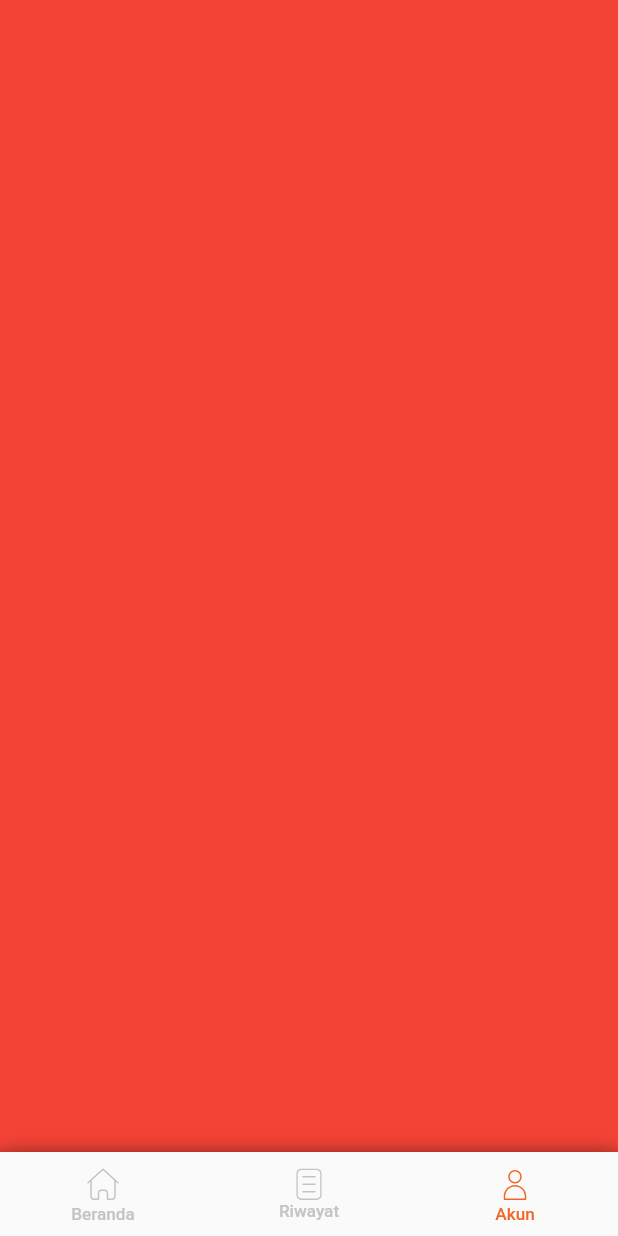
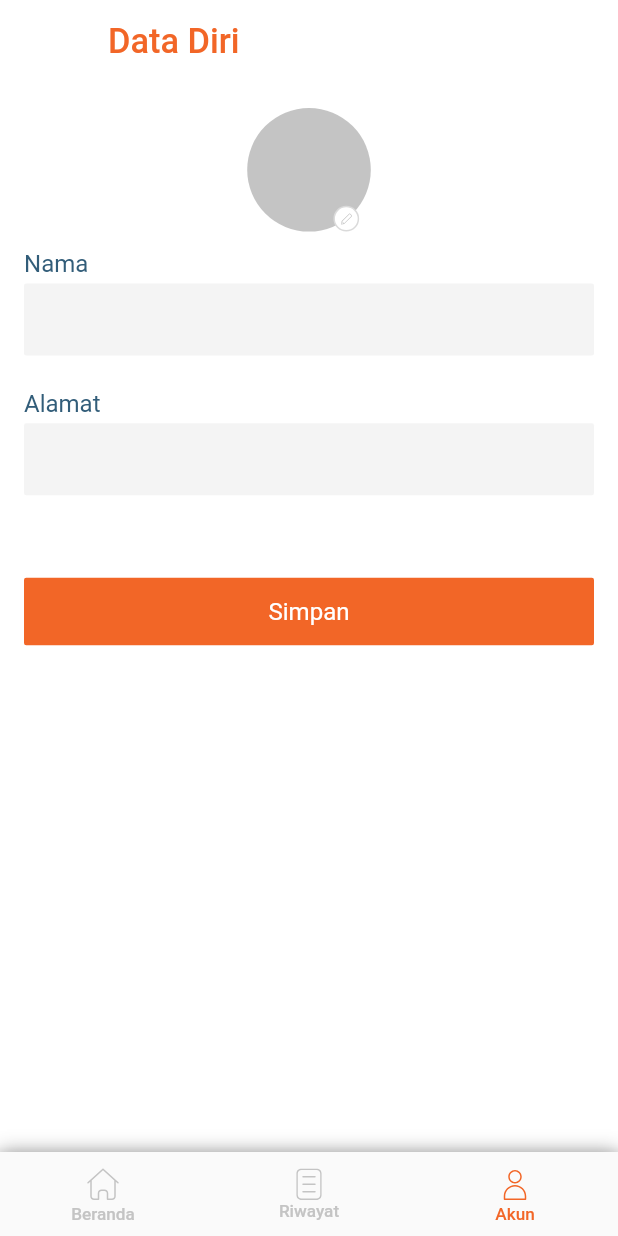
Before and after one commit to rrifafauzikomara/flutter_e_commerce, a Flutter app: the BottomNavigation screen opened by its route, item 3 of the bottom bar chosen, on a phone screen of 412 x 824 dp. Run offline on Flutter 3.47's test engine with Material 2 defaults, Android fonts, the phone set to English and light mode, and no system bars; our stand-ins replace bloc, cached_network_image, dartz, dio, equatable, flutter_bloc and 5 more; accounts and stored records are empty; network calls fail.

Commit message:
feat: add account ui

```diff
--- /dev/null
+++ b/features/home_page/lib/presentation/ui/account_screen.dart
@@ -0,0 +1,101 @@
+import 'package:component/widget/button/custom_button.dart';
+import 'package:component/widget/text_field/custom_text_field.dart';
+import 'package:dependencies/flutter_screenutil/flutter_screenutil.dart';
+import 'package:flutter/material.dart';
+import 'package:resources/assets.gen.dart';
+import 'package:resources/colors.gen.dart';
+
+class AccountScreen extends StatelessWidget {
+  const AccountScreen({Key? key}) : super(key: key);
+
+  @override
+  Widget build(BuildContext context) {
+    return Scaffold(
+      backgroundColor: ColorName.white,
+      appBar: AppBar(
+        backgroundColor: ColorName.white,
+        elevation: 0.0,
+        centerTitle: false,
+        title: Text(
+          "Data Diri",
+          style: TextStyle(
+            color: ColorName.orange,
+            fontSize: 20.sp,
+            fontWeight: FontWeight.w500,
+          ),
+        ),
+      ),
+      body: ListView(
+        padding: const EdgeInsets.all(16.0),
+        shrinkWrap: true,
+        children: [
+          Stack(
+            alignment: Alignment.center,
+            children: [
+              Container(
+                width: 72.w,
+                height: 72.w,
+                decoration: const BoxDecoration(
+                  color: ColorName.iconGrey,
+                  borderRadius: BorderRadius.all(
+                    Radius.circular(
+                      50,
+                    ),
+                  ),
+                ),
+              ),
+              Positioned(
+                right: 0.38.sw,
+                bottom: 0,
+                child: InkWell(
+                  onTap: (){},
+                  child: Container(
+                    width: 15.w,
+                    height: 15.w,
+                    alignment: Alignment.center,
+                    decoration: BoxDecoration(
+                      color: ColorName.white,
+                      borderRadius: const BorderRadius.all(
+                        Radius.circular(
+                          50,
+                        ),
+                      ),
+                      border: Border.all(
+                        color: ColorName.iconWhite,
+                      ),
+                    ),
+                    child: Assets.images.icon.edit.svg(
+                      width: 8.w,
+                      height: 8.w,
+                    ),
+                  ),
+                ),
+              )
+            ],
+          ),
+          SizedBox(
+            height: 10.h,
+          ),
+          const CustomTextField(
+            labelText: "Nama",
+            textInputType: TextInputType.name,
+          ),
+          SizedBox(
+            height: 19.h,
+          ),
+          const CustomTextField(
+            labelText: "Alamat",
+            textInputType: TextInputType.name,
+          ),
+          SizedBox(
+            height: 46.h,
+          ),
+          CustomButton(
+            buttonText: "Simpan",
+            onTap: () {},
+          ),
+        ],
+      ),
+    );
+  }
+}
--- a/features/home_page/lib/presentation/ui/bottom_navigation.dart
+++ b/features/home_page/lib/presentation/ui/bottom_navigation.dart
@@ -3,6 +3,7 @@ import 'package:dependencies/flutter_screenutil/flutter_screenutil.dart';
 import 'package:flutter/material.dart';
 import 'package:home_page/presentation/bloc/home_cubit.dart';
 import 'package:home_page/presentation/bloc/home_state.dart';
+import 'package:home_page/presentation/ui/account_screen.dart';
 import 'package:home_page/presentation/ui/home_screen.dart';
 import 'package:resources/assets.gen.dart';
 import 'package:resources/colors.gen.dart';
@@ -25,9 +26,7 @@ class BottomNavigation extends StatelessWidget {
                 Container(
                   color: Colors.blue,
                 ),
-                Container(
-                  color: Colors.red,
-                ),
+                const AccountScreen(),
               ],
             ),
           ),
--- a/features/home_page/pubspec.yaml
+++ b/features/home_page/pubspec.yaml
@@ -12,6 +12,8 @@ dependencies:
     sdk: flutter
   common:
     path: ../../shared_libraries/common
+  component:
+    path: ../../shared_libraries/component
   dependencies:
     path: ../../shared_libraries/dependencies
   resources:
--- a/resources/resources/lib/assets.gen.dart
+++ b/resources/resources/lib/assets.gen.dart
@@ -27,6 +27,9 @@ class $AssetsImagesIconGen {
 
   /// File path: assets/images/icon/cart.svg
   SvgGenImage get cart => const SvgGenImage('assets/images/icon/cart.svg');
+
+  /// File path: assets/images/icon/edit.svg
+  SvgGenImage get edit => const SvgGenImage('assets/images/icon/edit.svg');
 
   /// File path: assets/images/icon/history.svg
   SvgGenImage get history =>
--- a/resources/resources/lib/colors.gen.dart
+++ b/resources/resources/lib/colors.gen.dart
@@ -13,6 +13,9 @@ class ColorName {
 
   /// Color: #C4C4C4
   static const Color iconGrey = Color(0xFFC4C4C4);
+
+  /// Color: #DADADA
+  static const Color iconWhite = Color(0xFFDADADA);
 
   /// Color: #F9A26C
   static const Color lightOrange = Color(0xFFF9A26C);
```
Also changed, not shown: resources/resources/assets/images/icon/edit.svg (added), 1 other file.
